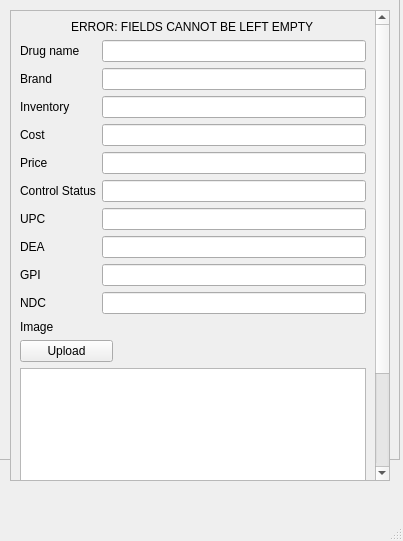
Above: addgrug.ui from WNewsome/Pharmaceutical-Point-of-Sale before the change. Below: the same form after it.
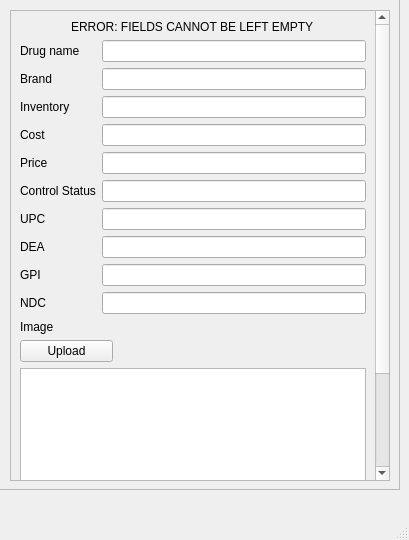
That is the form after the change.

Commit message: made frame bigger

```diff
--- a/addgrug.ui
+++ b/addgrug.ui
@@ -6,8 +6,8 @@
    <rect>
     <x>0</x>
     <y>0</y>
-    <width>403</width>
-    <height>541</height>
+    <width>409</width>
+    <height>540</height>
    </rect>
   </property>
   <property name="windowTitle">
@@ -236,7 +236,7 @@
       <x>-1</x>
       <y>-1</y>
       <width>401</width>
-      <height>461</height>
+      <height>491</height>
      </rect>
     </property>
     <property name="frameShape">
```
Left out of the diff: 2 changed lines with no effect on the pictures.
